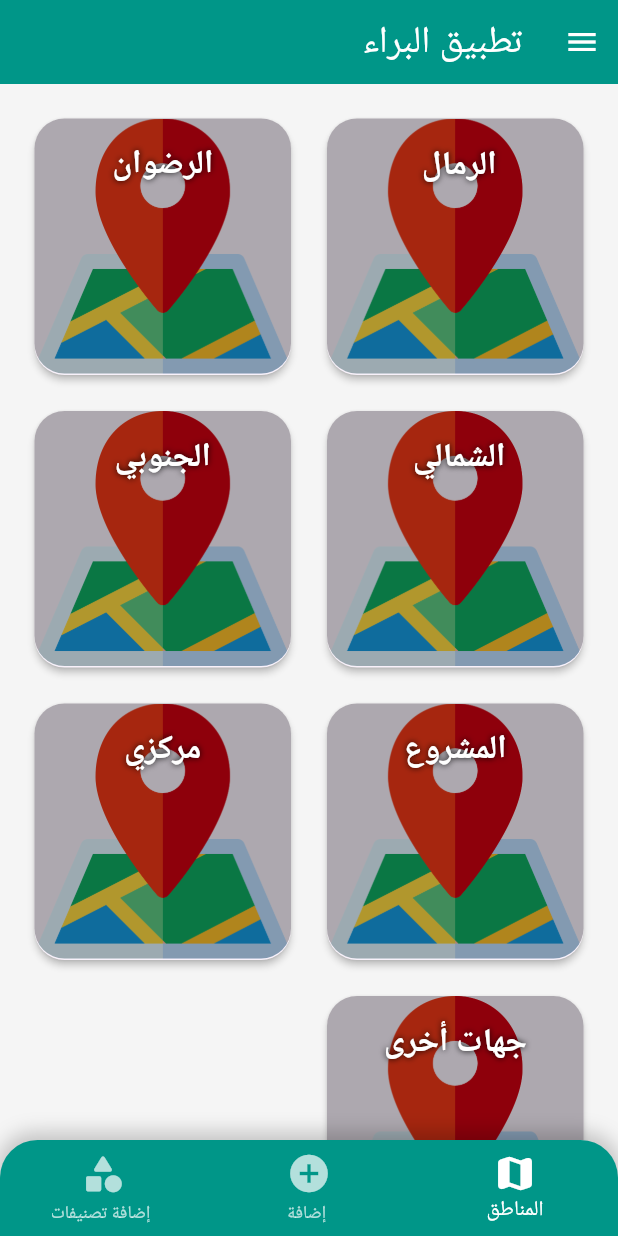
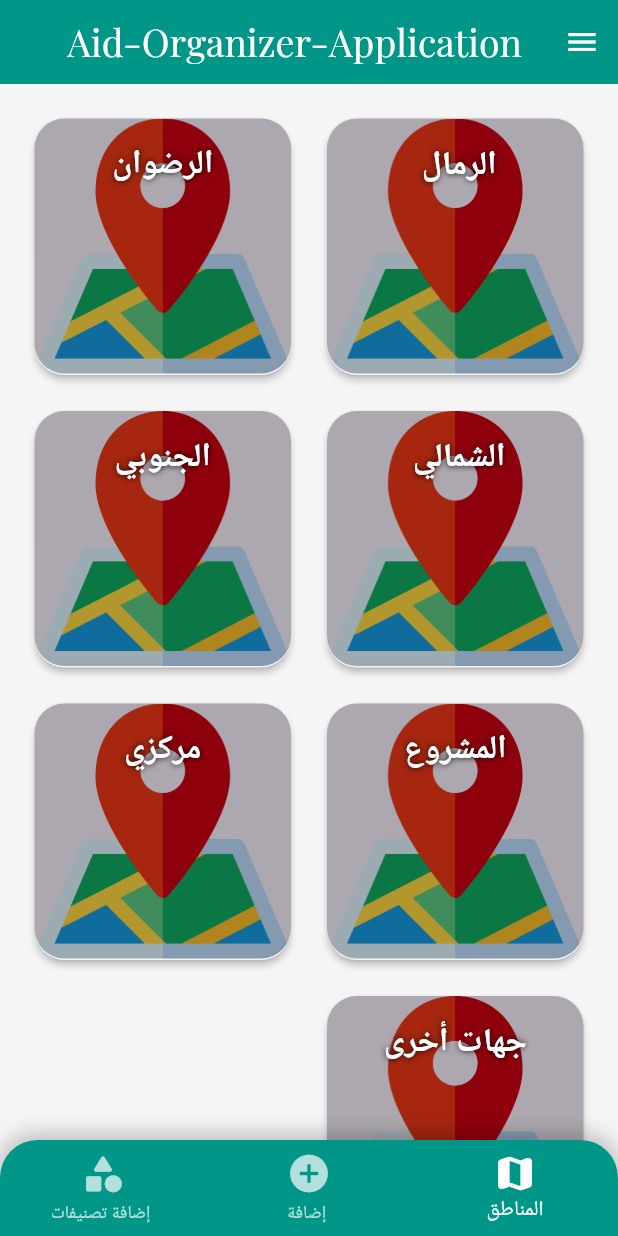
Before and after one commit to RASHADEddinElhelou/Aid-Organizer-Application, a Flutter app: the screen it shows after launch, on a phone screen of 412 x 824 dp. Run offline on Flutter 3.47's test engine with Material 3 defaults, Android fonts, the light colour scheme and no system bars; our stand-ins replace cloud_firestore, connectivity_plus, firebase_core, flutter_staggered_animations, sqflite; accounts and stored records are empty.

Commit message:
Update main.dart

```diff
--- a/lib/main.dart
+++ b/lib/main.dart
@@ -41,72 +41,13 @@ class MyApp extends StatelessWidget {
       title: 'Flutter Demo',
       debugShowCheckedModeBanner: false,
       theme:
-//
-//
-// ThemeData(
-//   colorScheme: ColorScheme.fromSeed(
-//     seedColor: Colors.deepPurple, // اللون الأساسي للتصميم
-//     primary: Colors.deepPurple.shade600, // اللون الأساسي للزرار والأشياء الرئيسية
-//     onPrimary: Colors.white, // اللون النصي فوق اللون الأساسي
-//     secondary: Colors.teal, // اللون الثانوي للعناصر الأخرى
-//     onSecondary: Colors.white, // اللون النصي فوق اللون الثانوي
-//     background: Colors.white, // خلفية التطبيق
-//     onBackground: Colors.black, // اللون النصي فوق الخلفية
-//     surface: Colors.deepPurple.shade50, // لون سطح العناصر مثل بطاقات الكارد
-//     onSurface: Colors.black, // اللون النصي فوق الأسطح
-//     error: Colors.redAccent, // لون الخطأ
-//     onError: Colors.white, // اللون النصي فوق لون الخطأ
-//   ),
-//   useMaterial3: true,
-//   fontFamily: "PlayfairDisplay", // تحديد خط النص
-//   textTheme: TextTheme(
-//     displayLarge: TextStyle(fontSize: 32.0, fontWeight: FontWeight.bold, color: Colors.deepPurple.shade900),
-//     displayMedium: TextStyle(fontSize: 28.0, fontWeight: FontWeight.bold, color: Colors.deepPurple.shade700),
-//     displaySmall: TextStyle(fontSize: 24.0, fontWeight: FontWeight.bold, color: Colors.deepPurple.shade600),
-//     bodyLarge: TextStyle(fontSize: 16.0, color: Colors.black87),
-//     bodyMedium: TextStyle(fontSize: 14.0, color: Colors.black54),
-//     labelLarge: TextStyle(fontSize: 16.0, fontWeight: FontWeight.bold, color: Colors.white),
-//     bodySmall: TextStyle(fontSize: 12.0, color: Colors.grey),
-//   ),
-//   buttonTheme: ButtonThemeData(
-//     buttonColor: Colors.deepPurple.shade600, // لون أزرار التطبيق
-//     textTheme: ButtonTextTheme.primary, // نص الأزرار بلون الأساس
-//   ),
-//   appBarTheme: AppBarTheme(
-//     backgroundColor: Colors.deepPurple.shade700, // لون شريط العنوان
-//     foregroundColor: Colors.white, // لون النص على شريط العنوان
-//     elevation: 4, // ارتفاع شريط العنوان
-//   ),
-//   cardTheme: CardTheme(
-//     color: Colors.white, // لون بطاقات الكارد
-//     shadowColor: Colors.black.withOpacity(0.2), // لون ظل الكارد
-//     elevation: 4, // ارتفاع ظل الكارد
-//     shape: RoundedRectangleBorder(
-//       borderRadius: BorderRadius.circular(12), // تدوير زوايا الكارد
-//     ),
-//   ),
-//   dividerTheme: DividerThemeData(
-//     color: Colors.deepPurple.shade100, // لون الخط الفاصل
-//     thickness: 1.5, // سمك الخط الفاصل
-//   ),
-//   inputDecorationTheme: InputDecorationTheme(
-//     border: OutlineInputBorder(
-//       borderRadius: BorderRadius.circular(12), // تدوير زوايا الحقول
-//       borderSide: BorderSide(color: Colors.teal), // لون حدود الحقول
-//     ),
-//     focusedBorder: OutlineInputBorder(
-//       borderRadius: BorderRadius.circular(12), // تدوير زوايا الحقول عند التركيز
-//       borderSide: BorderSide(color: Colors.teal), // لون حدود الحقول عند التركيز
-//     ),
-//     labelStyle: TextStyle(color: Colors.teal), // لون النص في حقول الإدخال
-//   ),
-// ),
+
 
           ThemeData(
               colorScheme: ColorScheme.fromSeed(seedColor: Colors.deepPurple),
               useMaterial3: true,
               fontFamily: "PlayfairDisplay"),
-      home: const MyHomePage(title: 'تطبيق البراء  '),
+      home: const MyHomePage(title: 'Aid-Organizer-Application  '),
     );
   }
 }
@@ -144,7 +85,7 @@ class _MyHomePageState extends State<MyHomePage> {
                         right: 10,
                         bottom: 10,
                         child: Text(
-                          "تطبيق البراء ",
+                          "Aid-Organizer-Application ",
                           style: TextStyle(color: Colors.white, fontSize: 30),
                         )),
                   ],
@@ -155,8 +96,7 @@ class _MyHomePageState extends State<MyHomePage> {
                 Card(
                   child: ListTile(
                     onTap: () {
-                      // Navigator.pop(context); // إغلاق الـ Drawer عند النقر
-                      // يمكنك تنفيذ إجراء آخر هنا
+
                       Navigator.push(
                           context,
                           MaterialPageRoute(
@@ -175,8 +115,8 @@ class _MyHomePageState extends State<MyHomePage> {
                 Card(
                   child: ListTile(
                     onTap: () {
-                      Navigator.pop(context); // إغلاق الـ Drawer عند النقر
-                      // يمكنك تنفيذ إجراء آخر هنا
+                      Navigator.pop(context);
+
                       Navigator.push(
                           context,
                           MaterialPageRoute(
@@ -195,8 +135,7 @@ class _MyHomePageState extends State<MyHomePage> {
                 Card(
                   child: ListTile(
                     onTap: () {
-                      Navigator.pop(context); // إغلاق الـ Drawer عند النقر
-                      // يمكنك تنفيذ إجراء آخر هنا
+                      Navigator.pop(context);
                       Navigator.push(
                           context,
                           MaterialPageRoute(
@@ -285,12 +224,12 @@ class _MyHomePageState extends State<MyHomePage> {
         color: Colors.black.withOpacity(0.2),
         blurRadius: 10,
         spreadRadius: 2,
-        offset: const Offset(0, -3), // ظل للأعلى ليعطي تأثير عائم
+        offset: const Offset(0, -3),
       ),
     ],
   ),
   child: BottomNavigationBar(
-    elevation: 0, // إزالة التأثير الافتراضي لتنسيق أفضل
+    elevation: 0,
     items: const [
       BottomNavigationBarItem(
         icon: Icon(Icons.category_rounded, size: 30), // أيقونة التصنيفات
@@ -306,9 +245,9 @@ class _MyHomePageState extends State<MyHomePage> {
       ),
     ],
     currentIndex: selectedIndex,
-    backgroundColor: Colors.transparent, // ينسجم مع لون الحاوية الخارجية
+    backgroundColor: Colors.transparent,
     selectedItemColor: Colors.white,
-    unselectedItemColor: Colors.white70, // لون خافت للعناصر غير المحددة
+    unselectedItemColor: Colors.white70,
     selectedFontSize: 14,
     unselectedFontSize: 12,
     type: BottomNavigationBarType.fixed,
@@ -325,7 +264,7 @@ class _MyHomePageState extends State<MyHomePage> {
           iconTheme: const IconThemeData(color: Colors.white),
           backgroundColor: Colors.teal,
           title: Align(
-            alignment: Alignment.centerRight, // محاذاة العنوان لليمين
+            alignment: Alignment.centerRight,
             child: Text(widget.title,
                 style: const TextStyle(color: Colors.white, fontSize: 25),
                 textDirection: TextDirection.rtl),
```
